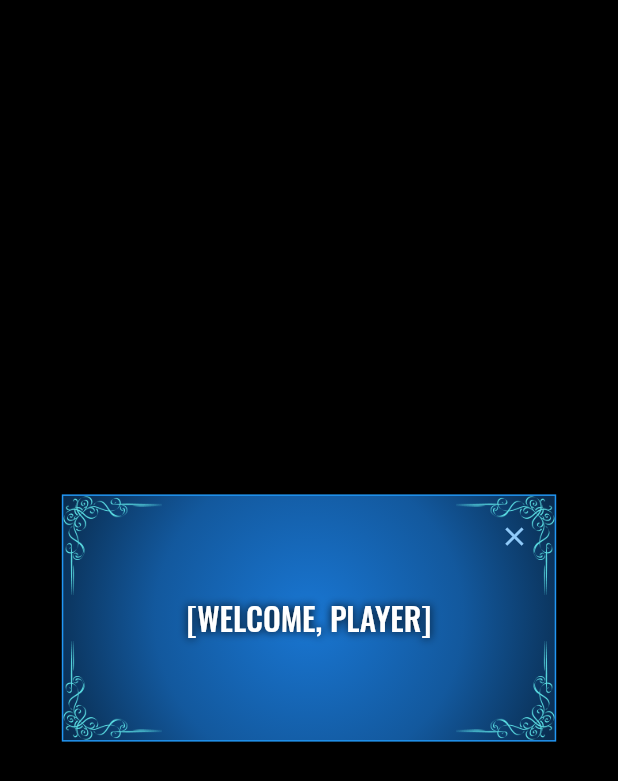
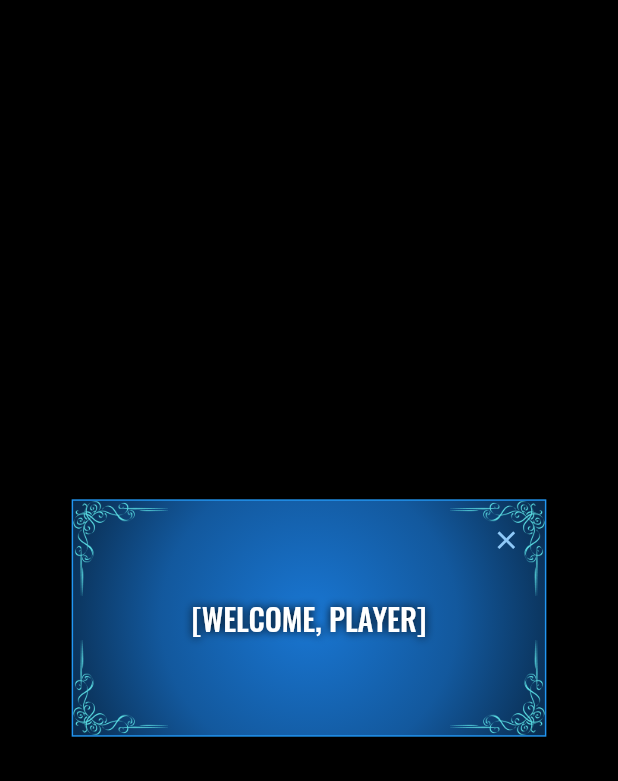
Before and after one commit to priyamharsh14/LevelUpLife, a Flutter app: the first screen one second after launch, on a phone screen of 412 x 824 dp. Shown: the top 781 px of the screen. Run offline on Flutter 3.47's test engine with Material 2 defaults, Android fonts, the phone set to English and light mode, and no system bars; drawn by our look-alikes of velocity_x; our stand-ins replace shared_preferences.

Commit message:
Animated the messagebox

```diff
--- a/lib/welcome.dart
+++ b/lib/welcome.dart
@@ -2,15 +2,20 @@ import 'package:flutter/material.dart';
 import 'package:flutter/services.dart';
 import 'package:velocity_x/velocity_x.dart';
 import 'package:shared_preferences/shared_preferences.dart';
+import 'package:flutter/animation.dart';
 
 class WelcomePage extends StatefulWidget {
   @override
   _WelcomePageState createState() => _WelcomePageState();
 }
 
-class _WelcomePageState extends State<WelcomePage> {
+class _WelcomePageState extends State<WelcomePage>
+    with TickerProviderStateMixin {
   Future<SharedPreferences> _prefs = SharedPreferences.getInstance();
   Future<String> _firstName;
+
+  AnimationController controller;
+  Animation<double> animation;
 
   @override
   void initState() {
@@ -22,6 +27,23 @@ class _WelcomePageState extends State<WelcomePage> {
     _firstName = _prefs.then((SharedPreferences prefs) {
       return (prefs.getString('firstname') ?? "PLAYER");
     });
+
+    controller = AnimationController(
+      vsync: this,
+      duration: Duration(seconds: 1),
+    );
+
+    animation = CurvedAnimation(parent: controller, curve: Curves.easeInOutCubic);
+    controller.forward();
+    controller.addListener(() {
+      setState(() {});
+    });
+  }
+
+  @override
+  void dispose() {
+    controller.dispose();
+    super.dispose();
   }
 
   @override
@@ -35,7 +57,9 @@ class _WelcomePageState extends State<WelcomePage> {
             color: Colors.black,
             child: VStack(
               [
-                Container(
+                ScaleTransition(
+                  scale: animation,
+                  child: Container(
                     height: context.percentHeight * 20,
                     width: context.percentWidth * 80,
                     decoration: BoxDecoration(
@@ -148,6 +172,7 @@ class _WelcomePageState extends State<WelcomePage> {
                         ),
                       ],
                     ),
+                  ),
                 )
               ],
               alignment: MainAxisAlignment.center,
```
Also changed, not shown: pubspec.lock. Lines whose indentation alone changed are shown as unchanged.
